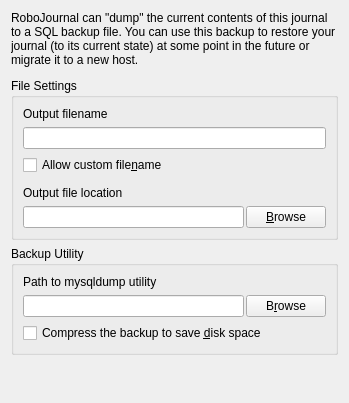
Above: ui/exportcreatedump.ui from pwizard2/robojournal before the change. Below: the same form after it.
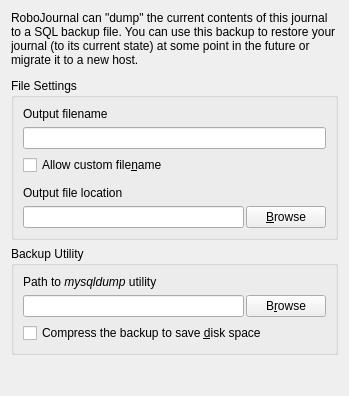
That is the form after the change. Icons and pictures are not drawn.

Commit message: began work on mysqldump feature--its not working yet though

Patch:
```diff
--- a/ui/exportcreatedump.ui
+++ b/ui/exportcreatedump.ui
@@ -7,7 +7,7 @@
     <x>0</x>
     <y>0</y>
     <width>349</width>
-    <height>403</height>
+    <height>396</height>
    </rect>
   </property>
   <property name="windowTitle">
@@ -132,7 +132,7 @@
       <item>
        <widget class="QLabel" name="label_2">
         <property name="text">
-         <string>Path to mysqldump utility</string>
+         <string>Path to &lt;i&gt;mysqldump&lt;/i&gt; utility</string>
         </property>
        </widget>
       </item>
```
The commit also changes 4 other files.
